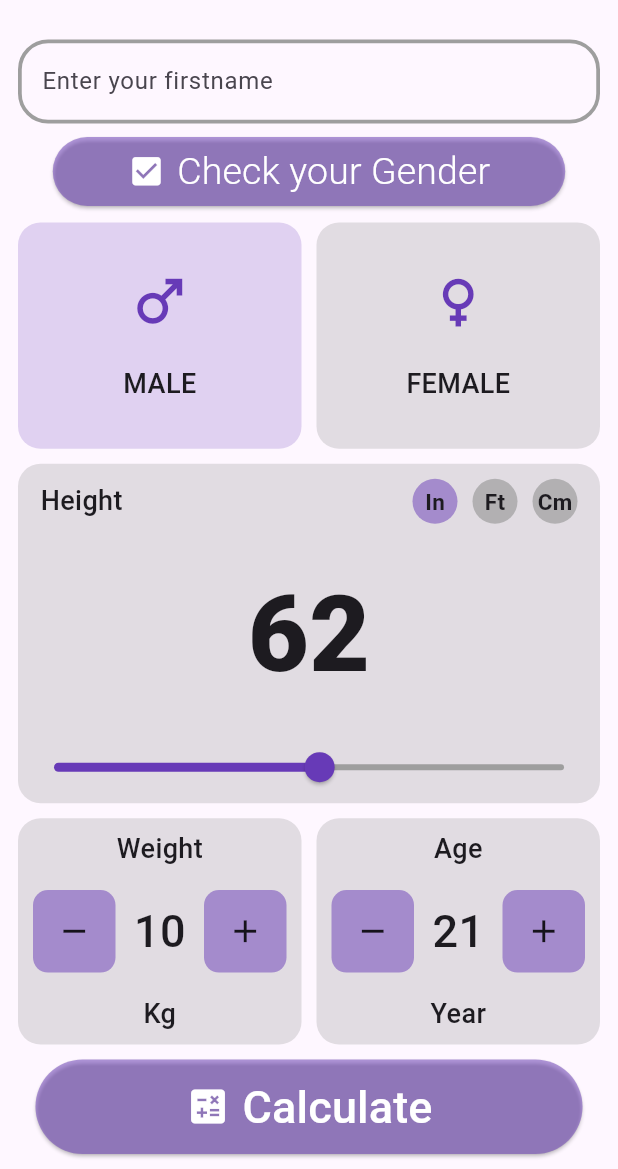
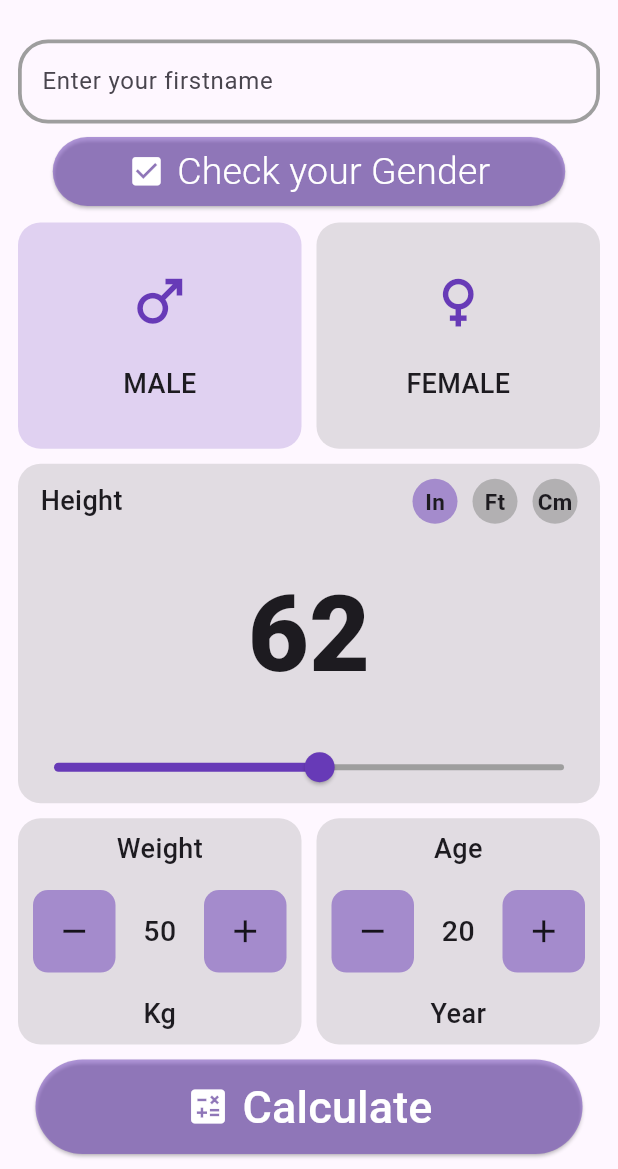
Before and after one commit to JuaniPhet/BMI-Calculator, a Flutter app: the screen it shows after launch, after a tap on "In", on a phone screen of 412 x 824 dp, the part 67-1236 px from its top. Run offline on Flutter 3.47's test engine with Material 3 defaults, Android fonts, the light colour scheme and no system bars; our stand-ins replace bloc, dio, flutter_bloc, flutter_markdown, gap, google_generative_ai.

Commit message:
fix some bug on presentation screen

```diff
--- a/lib/business_logic/gender_bloc/gender_bloc.dart
+++ b/lib/business_logic/gender_bloc/gender_bloc.dart
@@ -1,8 +1,8 @@
 import 'package:dio/dio.dart';
 import 'package:flutter_bloc/flutter_bloc.dart';
-import 'package:flutter_fourth/data/services/bmi_service.dart';
 import 'package:meta/meta.dart';
 
+import '../../data/services/bmi_service.dart';
 import '../../data/repositories/bmi_repository.dart';
 import '../../data/models/gender_model.dart';
 
--- a/lib/presentation/bmi_result_screen.dart
+++ b/lib/presentation/bmi_result_screen.dart
@@ -5,7 +5,6 @@ import 'package:flutter_markdown/flutter_markdown.dart';
 import 'package:url_launcher/url_launcher.dart';
 
 import '../business_logic/bmi_advice/bmi_advice_bloc.dart';
-// import 'package:flutter_fourth/data/models/gender_model.dart';
 
 import '../data/models/bmi_model.dart';
 
@@ -13,10 +12,8 @@ class BmiResultScreen extends StatefulWidget {
   final BmiModel bmi;
   final String name;
   final String gender;
-  // final GenderModel myGenderModel;
-  // final BmiScreen myBmiScreen;
 
-  BmiResultScreen({
+  const BmiResultScreen({
     super.key,
     required this.bmi,
     required this.name,
--- a/lib/presentation/bmi_screen.dart
+++ b/lib/presentation/bmi_screen.dart
@@ -5,23 +5,13 @@ import 'package:flutter_bloc/flutter_bloc.dart';
 import 'package:gap/gap.dart';
 
 import '../data/models/bmi_model.dart';
-// import 'package:flutter_fourth/data/models/gender_model.dart';
-
 import '../business_logic/gender_bloc/gender_bloc.dart';
 import 'bmi_result_screen.dart';
 
 class BmiScreen extends StatefulWidget {
-  // final GenderModel genderModel;
   const BmiScreen({
     super.key,
-    // required this.genderModel,
   });
-
-  // TextEditingController get firstNameController => firstNameController;
-
-  // String get gender => gender;
-
-  // double get ageValue => ageValue;
 
   @override
   State<BmiScreen> createState() => _BmiScreenState();
@@ -34,8 +24,8 @@ class _BmiScreenState extends State<BmiScreen> {
   bool isMale = true;
   String unit = "Cm";
   double heightValue = 160;
-  double weightValue = 10;
-  double ageValue = 21;
+  double weightValue = 50;
+  double ageValue = 20;
   Timer? timer;
 
   late TextEditingController fisrtNameController;
@@ -515,7 +505,7 @@ class _BmiScreenState extends State<BmiScreen> {
                                     child: Text(
                                       weightValue.toStringAsFixed(0),
                                       style: const TextStyle(
-                                        fontSize: 30,
+                                        fontSize: 19,
                                         fontWeight: FontWeight.w500,
                                       ),
                                     ),
@@ -630,7 +620,7 @@ class _BmiScreenState extends State<BmiScreen> {
                                     child: Text(
                                       ageValue.toStringAsFixed(0),
                                       style: const TextStyle(
-                                        fontSize: 30,
+                                        fontSize: 19,
                                         fontWeight: FontWeight.w500,
                                       ),
                                     ),
```
Also changed, not shown: lib/data/models/bmi_gemi_model.dart (deleted, +0 -106 lines).
